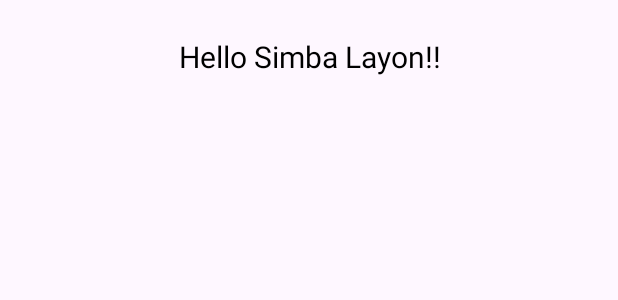
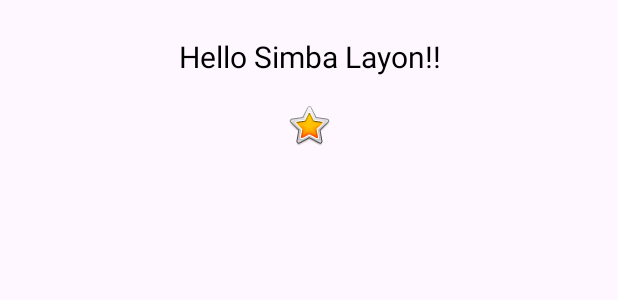
Before and after one commit to bonfacemasira/About-Me, an Android app: the layout activity_main.xml on its own in the app's theme, with its tools: preview values and no code run, on a phone screen of 412 x 824 dp. Shown: the top 300 px of the screen. Run offline under Robolectric (Android 15) with nearby library versions, the phone set to English and light mode, and no system bars; Roboto replaces fonts that are not available here.

Commit message:
Add a TextView, ImageView, and Styling

```diff
--- a/app/src/main/res/layout/activity_main.xml
+++ b/app/src/main/res/layout/activity_main.xml
@@ -4,14 +4,23 @@
     xmlns:tools="http://schemas.android.com/tools"
     android:layout_width="match_parent"
     android:layout_height="match_parent"
+    android:orientation="vertical"
     tools:context=".MainActivity">
 
     <TextView
         android:id="@+id/name_text"
+        style="@style/NameStyle"
         android:layout_width="match_parent"
         android:layout_height="wrap_content"
         android:text="@string/name"
-        android:textAlignment="center"
-        style="@style/NameStyle" />
+        android:textAlignment="center" />
+
+    <ImageView
+        android:id="@+id/star_image"
+        android:layout_width="match_parent"
+        android:layout_height="wrap_content"
+        android:layout_marginTop="16dp"
+        android:contentDescription="@string/yellow_star"
+        app:srcCompat="@android:drawable/btn_star_big_on" />
 
 </LinearLayout>
--- a/app/src/main/res/values/strings.xml
+++ b/app/src/main/res/values/strings.xml
@@ -1,4 +1,5 @@
 <resources>
     <string name="app_name">About Me</string>
     <string name="name">Hello Simba Layon!!</string>
+    <string name="yellow_star">Yellow Star</string>
 </resources>
```
